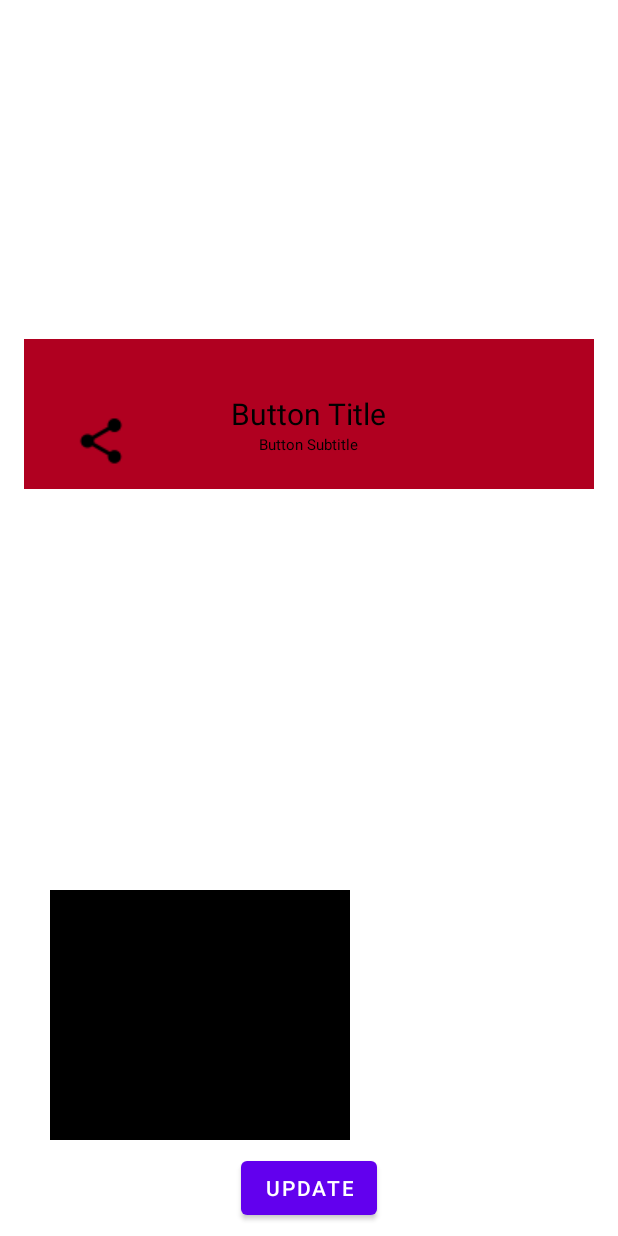
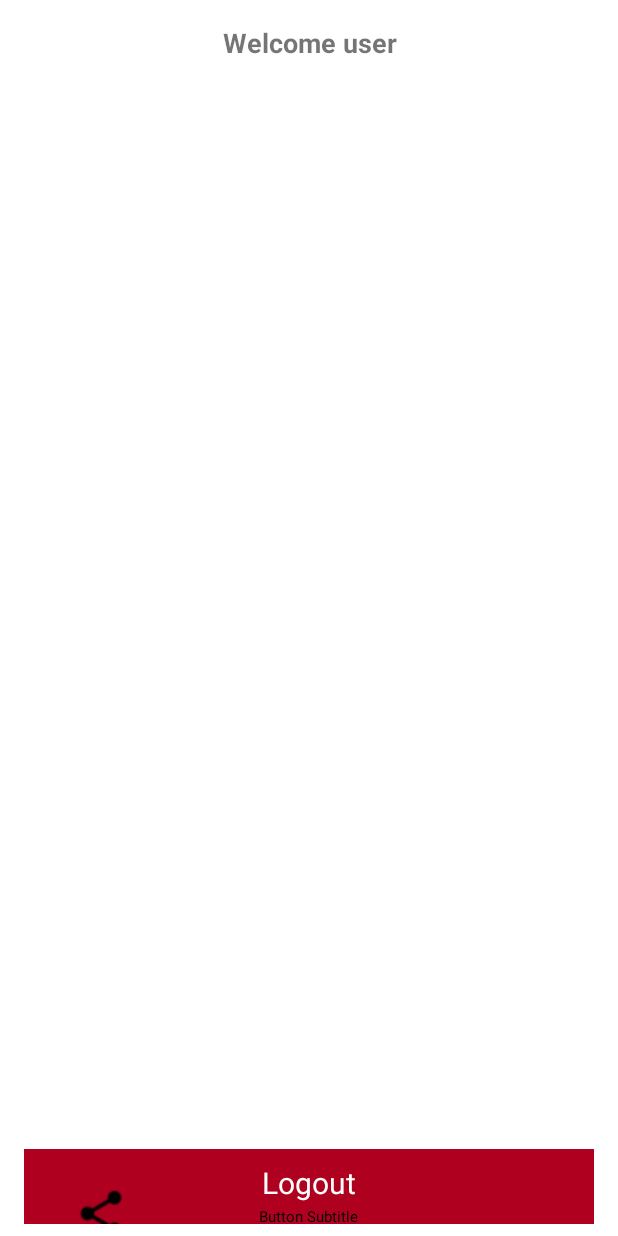
Before and after one commit to SunnyBe/CatButton, an Android app: the layout activity_main.xml on its own in the app's theme, with its tools: preview values and no code run, on a phone screen of 412 x 824 dp. Run offline under Robolectric (Android 15) with nearby library versions, the phone set to English and light mode, and no system bars.

Commit message:
pilot-work: added mainacitity flow

```diff
--- a/app/build.gradle
+++ b/app/build.gradle
@@ -4,6 +4,7 @@ plugins {
     id 'kotlin-kapt'
     id 'dagger.hilt.android.plugin'
     id 'androidx.navigation.safeargs.kotlin'
+    id 'kotlin-parcelize'
 }
 
 android {
@@ -87,6 +88,7 @@ dependencies {
     implementation 'androidx.test.espresso:espresso-idling-resource:3.3.0'
     testImplementation 'androidx.arch.core:core-testing:2.1.0'
     testImplementation "org.mockito.kotlin:mockito-kotlin:3.0.0"
+    testImplementation "androidx.test.ext:truth:1.3.0"
     androidTestImplementation 'androidx.test.ext:junit:1.1.2'
     androidTestImplementation 'androidx.test.espresso:espresso-core:3.3.0'
     androidTestImplementation 'androidx.test.espresso:espresso-core:3.3.0'
--- a/app/src/main/AndroidManifest.xml
+++ b/app/src/main/AndroidManifest.xml
@@ -13,7 +13,7 @@
         <activity android:name=".HiltTestActivity">
 
         </activity>
-        <activity android:name=".MainActivity">
+        <activity android:name=".main.MainActivity">
         </activity>
 
         <activity android:name=".authentication.presentation.AuthActivity">
--- a/app/src/main/java/com/buchi/buttoned/authentication/data/repository/AuthRepository.kt
+++ b/app/src/main/java/com/buchi/buttoned/authentication/data/repository/AuthRepository.kt
@@ -11,4 +11,5 @@ interface AuthRepository {
     fun currentUser(): Flow<ResultState<LoginViewState>>
     fun signUp(user: User): Flow<ResultState<SignupViewState>>
     fun idleState(): Flow<ResultState<SignupViewState>>
+    fun deleteUser(user: User): Flow<Unit>
 }
--- a/app/src/main/java/com/buchi/buttoned/authentication/model/User.kt
+++ b/app/src/main/java/com/buchi/buttoned/authentication/model/User.kt
@@ -1,10 +1,13 @@
 package com.buchi.buttoned.authentication.model
 
+import android.os.Parcelable
 import androidx.room.ColumnInfo
 import androidx.room.Entity
 import androidx.room.PrimaryKey
+import kotlinx.parcelize.Parcelize
 import java.util.*
 
+@Parcelize
 @Entity
 data class User(
     @PrimaryKey
@@ -16,4 +19,4 @@ data class User(
     val username: String? = "",
     @ColumnInfo(name = "password")
     val password: String? = ""
-)
+): Parcelable
--- a/app/src/main/java/com/buchi/buttoned/authentication/presentation/signup/SignUpFragment.kt
+++ b/app/src/main/java/com/buchi/buttoned/authentication/presentation/signup/SignUpFragment.kt
@@ -68,6 +68,12 @@ class SignUpFragment : Fragment() {
             }
         }
 
+        binding.proceedToLoginAction.setOnClickListener {
+            val action =
+                SignUpFragmentDirections.actionSignUpFragmentToLoginFragment()
+            Navigation.findNavController(view).navigate(action)
+        }
+
         lifecycleScope.launchWhenStarted {
             viewModel.dataState.mapLatest { ds ->
                 authViewModel.dataStateChanged(ds)
--- a/app/src/main/res/layout/activity_main.xml
+++ b/app/src/main/res/layout/activity_main.xml
@@ -4,48 +4,40 @@
     xmlns:tools="http://schemas.android.com/tools"
     android:layout_width="match_parent"
     android:layout_height="match_parent"
-    tools:context=".MainActivity">
+    tools:context=".main.MainActivity">
 
-    <com.google.android.material.button.MaterialButton
-        android:id="@+id/materialButton"
-        android:layout_width="wrap_content"
+    <TextView
+        android:id="@+id/main_welcome_label"
+        android:layout_width="match_parent"
         android:layout_height="wrap_content"
-        android:layout_marginBottom="8dp"
-        android:text="Update"
-        android:textAllCaps="true"
-        app:layout_constraintBottom_toBottomOf="parent"
-        app:layout_constraintLeft_toLeftOf="parent"
-        app:layout_constraintRight_toRightOf="parent" />
+        android:gravity="center"
+        android:layout_marginStart="16dp"
+        android:layout_marginTop="16dp"
+        android:layout_marginEnd="16dp"
+        android:textSize="18sp"
+        android:textStyle="bold"
+        app:layout_constraintEnd_toEndOf="parent"
+        app:layout_constraintStart_toStartOf="parent"
+        app:layout_constraintTop_toTopOf="parent"
+        tools:text="Welcome user" />
 
     <com.buchi.buttoner.DynamicButton
+        android:id="@+id/main_logout_action"
         android:layout_width="match_parent"
-        android:layout_height="100dp"
+        android:layout_height="50dp"
         android:layout_marginStart="16dp"
         android:layout_marginEnd="16dp"
         android:layout_marginBottom="8dp"
         android:background="@color/design_default_color_error"
-        app:button_text="Button Title"
+        app:button_text="Logout"
+        app:textColor="@color/white"
         app:textSize="20sp"
         app:desc_icon="@drawable/ic_share_black"
         app:desc_text="Button Subtitle"
         app:desc_textColor="@color/white"
         app:desc_text_size="10dp"
-        app:layout_constraintBottom_toTopOf="@+id/test_view"
+        app:layout_constraintBottom_toBottomOf="parent"
         app:layout_constraintEnd_toEndOf="parent"
-        app:layout_constraintStart_toStartOf="parent"
-        app:layout_constraintTop_toTopOf="parent" />
-
-    <com.buchi.buttoner.TestView
-        android:id="@+id/test_view"
-        android:layout_width="wrap_content"
-        android:layout_height="200dp"
-        android:layout_marginStart="8dp"
-        android:layout_marginEnd="8dp"
-        android:layout_marginBottom="8dp"
-        app:layout_constraintBottom_toTopOf="@+id/materialButton"
-        app:layout_constraintEnd_toEndOf="parent"
-        app:layout_constraintStart_toStartOf="parent"
-        app:square_color="#000000"
-        app:square_size="200dp" />
+        app:layout_constraintStart_toStartOf="parent" />
 
 </androidx.constraintlayout.widget.ConstraintLayout>
--- a/app/src/main/res/navigation/auth_nav.xml
+++ b/app/src/main/res/navigation/auth_nav.xml
@@ -18,7 +18,6 @@
         <action
             android:id="@+id/action_signUpFragment_to_loginFragment"
             app:destination="@id/loginFragment"
-            app:popUpTo="@id/loginFragment"
-            app:popUpToInclusive="false" />
+            app:popUpTo="@id/loginFragment" />
     </fragment>
 </navigation>
```
Also changed, not shown: app/src/main/java/com/buchi/buttoned/MainActivity.kt (deleted, +0 -18 lines), app/src/main/java/com/buchi/buttoned/authentication/data/repository/AuthRepositoryImpl.kt (+7 -0 lines), app/src/main/java/com/buchi/buttoned/authentication/presentation/login/LoginFragment.kt (+11 -10 lines), app/src/main/java/com/buchi/buttoned/main/MainActivity.kt (added, +57 -0 lines), app/src/main/java/com/buchi/buttoned/main/MainModule.kt (added, +25 -0 lines), app/src/main/java/com/buchi/buttoned/main/MainViewModel.kt (added, +17 -0 lines), app/src/main/java/com/buchi/buttoned/utils/Constants.kt (added, +8 -0 lines), app/src/main/res/layout/fragment_sign_up.xml (+17 -0 lines), 2 other files.
